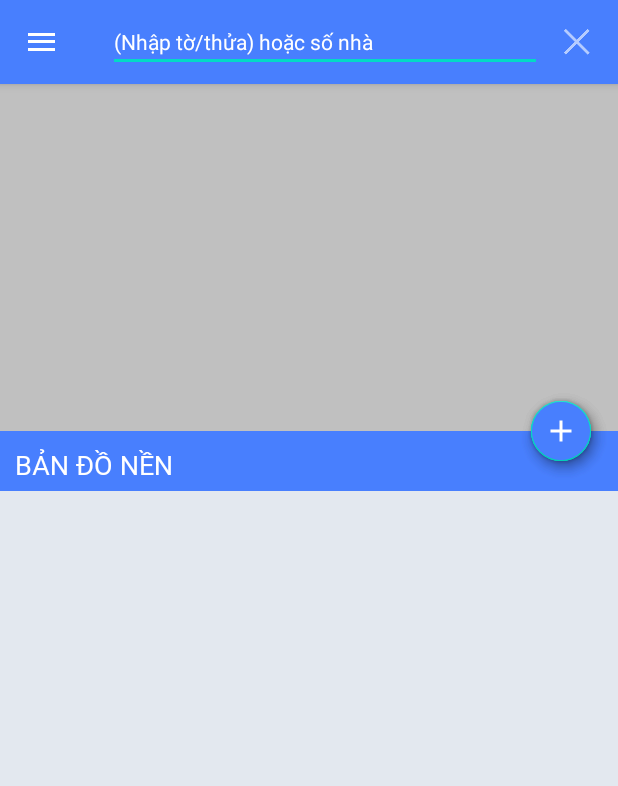
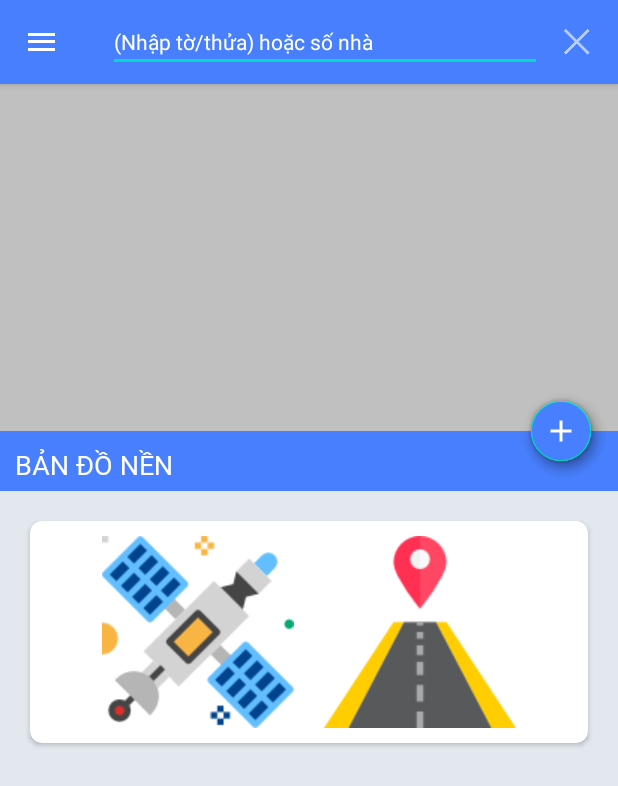
Before and after one commit to 15110088/QLDT_MOBILE, an Android app: the screen it shows after launch (MainActivity), after a tap on an icon or button, on a phone screen of 412 x 824 dp. Shown: the top 786 px of the screen. Run offline under Robolectric (Android 15) with nearby library versions, the phone set to English and light mode, and no system bars; our stand-ins replace ButterKnife, Picasso; libraries missing offline, so code that uses them is left out: com.esri.arcgisruntime; plain views replace MapView; pictures from the network do not load; 27 statements that could not run were skipped; 1 other tap on this screen came first.

Commit message:
add button

```diff
--- a/app/build.gradle
+++ b/app/build.gradle
@@ -43,6 +43,7 @@ dependencies {
     annotationProcessor 'com.jakewharton:butterknife-compiler:10.2.3'
     implementation 'com.github.Hitomis:CircleMenu:v1.1.0'
     implementation 'com.ToxicBakery.viewpager.transforms:view-pager-transforms:2.0.24'
+    implementation 'com.squareup.picasso:picasso:2.71828'
 
 
 
--- a/app/src/main/java/stnmt/ttcntt/qldt_mobile/Fragment/chuthichbando.java
+++ b/app/src/main/java/stnmt/ttcntt/qldt_mobile/Fragment/chuthichbando.java
@@ -8,6 +8,8 @@ import android.view.LayoutInflater;
 import android.view.View;
 import android.view.ViewGroup;
 import android.widget.ImageView;
+
+import com.squareup.picasso.Picasso;
 
 import stnmt.ttcntt.qldt_mobile.R;
 
@@ -65,6 +67,8 @@ public class chuthichbando extends Fragment {
 
         View  view = inflater.inflate(R.layout.fragment_chuthichbando, container, false);
         ImageView imgMau= view.findViewById(R.id.ImgMauChuThich);
+        Picasso.get().load("https://nhamthanbds.com/wp-content/uploads/2020/07/ky-hieu-quy-hoach-su-dung-dat.png")
+                .into(imgMau);
 
         return view;
     }
--- a/app/src/main/java/stnmt/ttcntt/qldt_mobile/MainActivity.java
+++ b/app/src/main/java/stnmt/ttcntt/qldt_mobile/MainActivity.java
@@ -473,6 +473,8 @@ public class MainActivity extends AppCompatActivity implements AdapterView.OnIte
                 adapterViewPage.addFragment(frmLoaiBanDo,"ok");
                 adapterViewPage.addFragment(frmChuThich,"ok");
                 viewPager.setAdapter(adapterViewPage);
+                viewPager.setPageTransformer(true,new StackTransformer());
+
                 if(_isExpaned)
                 {
                     bottomSheetBehavior.setState(BottomSheetBehavior.STATE_HIDDEN);
--- /dev/null
+++ b/app/src/main/res/drawable/custom_checkbox_satellite.xml
@@ -0,0 +1,16 @@
+<?xml version="1.0" encoding="utf-8"?>
+<selector xmlns:android="http://schemas.android.com/apk/res/android" >
+    <item android:state_checked="true"  >
+        <shape android:shape="rectangle" >
+            <solid  android:color="@color/ColorPrimary"  />
+            <stroke  android:width="5dp" android:color="@color/ColorPrimary"/>
+            <corners android:radius="20dp"/>
+        </shape>
+    </item>
+    <item >
+        <shape android:shape="rectangle" >
+            <stroke android:width="5dp" android:color="@color/white"/>
+            <corners android:radius="20dp"/>
+        </shape>
+    </item>
+</selector>
--- a/app/src/main/res/layout/activity_main.xml
+++ b/app/src/main/res/layout/activity_main.xml
@@ -41,7 +41,7 @@
                 android:id="@+id/fab_sheetMap"
                 android:layout_width="wrap_content"
                 android:layout_height="wrap_content"
-                android:layout_marginBottom="122dp"
+                android:layout_marginBottom="140dp"
                 android:layout_marginRight="18dp"
 
                 android:clickable="true"
@@ -58,7 +58,7 @@
                 android:id="@+id/fab_sheetlocation"
                 android:layout_width="wrap_content"
                 android:layout_height="wrap_content"
-                android:layout_marginBottom="70dp"
+                android:layout_marginBottom="90dp"
                 android:layout_marginRight="18dp"
 
                 android:clickable="true"
@@ -73,7 +73,8 @@
                 android:id="@+id/fab_sheet"
                 android:layout_width="wrap_content"
                 android:layout_height="wrap_content"
-                android:layout_margin="18dp"
+                android:layout_marginBottom="30dp"
+                android:layout_marginRight="18dp"
                 android:clickable="true"
                 android:focusable="true"
                 android:src="@drawable/ic_baseline_add_36"
--- a/app/src/main/res/layout/fragment_loaibando.xml
+++ b/app/src/main/res/layout/fragment_loaibando.xml
@@ -1,5 +1,6 @@
 <?xml version="1.0" encoding="utf-8"?>
 <FrameLayout xmlns:android="http://schemas.android.com/apk/res/android"
+    xmlns:app="http://schemas.android.com/apk/res-auto"
     xmlns:tools="http://schemas.android.com/tools"
     android:layout_width="match_parent"
     android:layout_height="match_parent"
@@ -8,11 +9,9 @@
 
 
         <!-- TODO: Update blank fragment layout -->
-        <androidx.appcompat.widget.LinearLayoutCompat xmlns:android="http://schemas.android.com/apk/res/android"
+        <androidx.appcompat.widget.LinearLayoutCompat
             android:layout_width="fill_parent"
-            android:layout_height="fill_parent"
-            xmlns:app="http://schemas.android.com/apk/res-auto"
-            >
+            android:layout_height="fill_parent">
             <LinearLayout
                 android:layout_width="match_parent"
                 android:background="@color/colorScreen"
@@ -40,6 +39,47 @@
                 </LinearLayout>
 
 
+                <androidx.cardview.widget.CardView
+                    android:layout_width="match_parent"
+                    android:layout_height="wrap_content"
+                    android:layout_margin="20dp"
+                    android:elevation="20dp"
+                    app:cardBackgroundColor="#ffffff"
+                    app:cardCornerRadius="8dp">
+                    <LinearLayout
+                        android:layout_width="match_parent"
+                        android:layout_height="wrap_content" android:gravity="center" >
+                        <ImageButton
+                            android:id="@+id/btnVetinh"
+                            android:layout_width="wrap_content"
+                            android:layout_height="wrap_content"
+                            android:layout_margin="10dp"
+                            android:background="?android:attr/selectableItemBackground"
+                            android:src="@drawable/satellite">
+
+                        </ImageButton>
+
+
+                        <ImageButton
+                            android:id="@+id/btnDuong"
+                            android:layout_width="wrap_content"
+                            android:layout_height="wrap_content"
+                            android:layout_margin="10dp"
+
+                            android:background="?android:attr/selectableItemBackground"
+                            android:src="@drawable/road" />
+                    </LinearLayout>
+                    <LinearLayout
+                        android:layout_width="match_parent"
+                        android:layout_height="wrap_content" android:orientation="horizontal">
+
+
+
+                    </LinearLayout>
+
+                </androidx.cardview.widget.CardView>
+
+
                 <LinearLayout
                     android:layout_width="match_parent"
                     android:layout_height="50dp"></LinearLayout>
```
Also changed, not shown: app/src/main/res/drawable-mdpi/road.png (added), app/src/main/res/drawable-mdpi/satellite.png (added).
